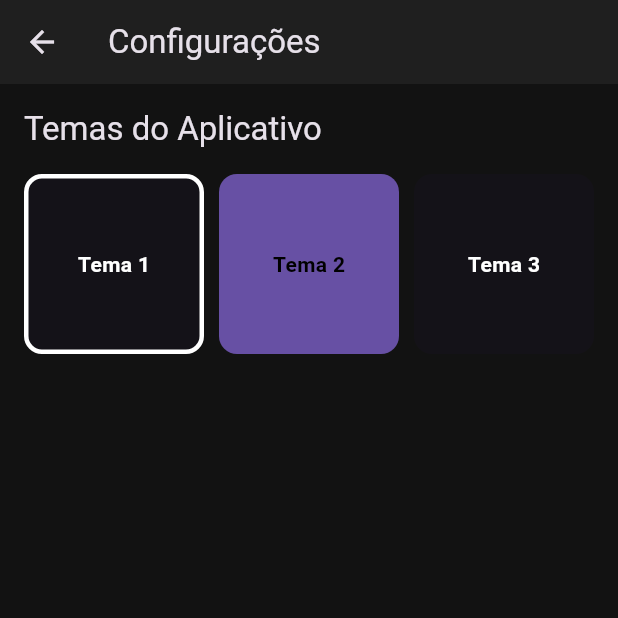
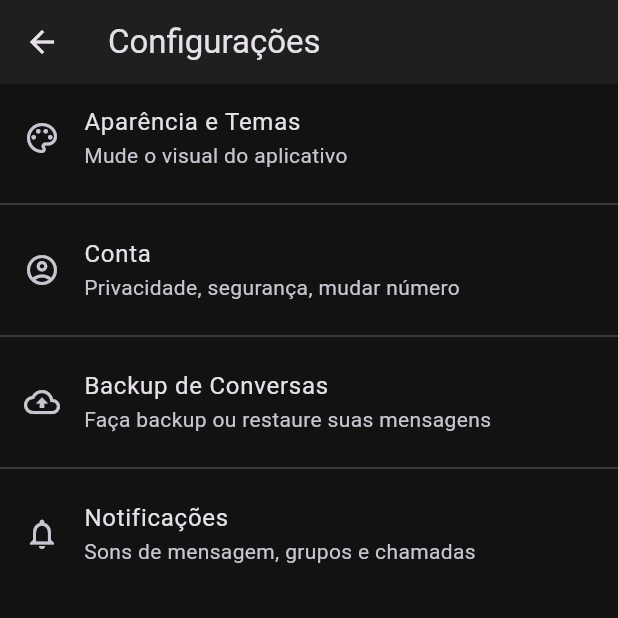
Before and after one commit to Breno2840/Mkwn29582, a Flutter app: the SettingsScreen screen opened directly, on a phone screen of 412 x 824 dp, the top half of it. Run offline on Flutter 3.47's test engine with Material 3 defaults, Android fonts, the phone set to English and light mode, and no system bars; our stand-ins replace shared_preferences, sqflite; missing offline and left inert: encrypt; accounts and stored records are empty.

Commit message:
Atualizar o settings_screen.dart

```diff
--- a/lib/presentation/screens/settings_screen.dart
+++ b/lib/presentation/screens/settings_screen.dart
@@ -1,70 +1,75 @@
 // lib/presentation/screens/settings_screen.dart
 
 import 'package:flutter/material.dart';
-import 'package:provider/provider.dart';
-import 'package:app/core/services/theme_provider.dart';
+import 'package:app/presentation/screens/theme_selection_screen.dart'; // Importa a nova tela
 
 class SettingsScreen extends StatelessWidget {
   const SettingsScreen({super.key});
 
   @override
   Widget build(BuildContext context) {
-    final themeProvider = Provider.of<ThemeProvider>(context);
-
     return Scaffold(
       appBar: AppBar(
         title: const Text('Configurações'),
       ),
-      body: Padding(
-        padding: const EdgeInsets.all(16.0),
-        child: Column(
-          crossAxisAlignment: CrossAxisAlignment.start,
+      // Usamos uma ListView para criar uma lista de opções rolável
+      body: ListView(
         children: [
-            Text(
-              'Temas do Aplicativo',
-              style: Theme.of(context).textTheme.titleLarge,
-            ),
-            const SizedBox(height: 16),
-            // Grid para exibir as opções de tema
-            Expanded(
-              child: GridView.builder(
-                gridDelegate: const SliverGridDelegateWithFixedCrossAxisCount(
-                  crossAxisCount: 3,
-                  crossAxisSpacing: 10,
-                  mainAxisSpacing: 10,
-                ),
-                itemCount: AppThemes.allThemes.length,
-                itemBuilder: (context, index) {
-                  final theme = AppThemes.allThemes[index];
-                  return GestureDetector(
+          // Opção 1: Temas
+          ListTile(
+            leading: const Icon(Icons.palette_outlined),
+            title: const Text('Aparência e Temas'),
+            subtitle: const Text('Mude o visual do aplicativo'),
             onTap: () {
-                      // Ação de trocar o tema
-                      themeProvider.setTheme(theme);
-                    },
-                    child: Container(
-                      decoration: BoxDecoration(
-                        color: theme.primaryColor,
-                        borderRadius: BorderRadius.circular(12),
-                        border: themeProvider.getTheme == theme
-                            ? Border.all(color: Colors.white, width: 3)
-                            : null,
-                      ),
-                      child: Center(
-                        child: Text(
-                          'Tema ${index + 1}',
-                          style: TextStyle(
-                            color: theme.brightness == Brightness.dark ? Colors.white : Colors.black,
-                            fontWeight: FontWeight.bold,
-                          ),
-                        ),
-                      ),
-                    ),
+              // Navega para a tela dedicada à seleção de temas
+              Navigator.of(context).push(
+                MaterialPageRoute(builder: (_) => const ThemeSelectionScreen()),
               );
             },
           ),
+          const Divider(),
+
+          // Opção 2: Conta (Exemplo para o futuro)
+          ListTile(
+            leading: const Icon(Icons.account_circle_outlined),
+            title: const Text('Conta'),
+            subtitle: const Text('Privacidade, segurança, mudar número'),
+            onTap: () {
+              // Ação para a tela de conta (a ser criada no futuro)
+              ScaffoldMessenger.of(context).showSnackBar(
+                const SnackBar(content: Text('Tela de Conta (a ser implementada)')),
+              );
+            },
+          ),
+          const Divider(),
+
+          // Opção 3: Backup (Exemplo para o futuro)
+          ListTile(
+            leading: const Icon(Icons.cloud_upload_outlined),
+            title: const Text('Backup de Conversas'),
+            subtitle: const Text('Faça backup ou restaure suas mensagens'),
+            onTap: () {
+              // Ação para a tela de backup (a ser criada no futuro)
+              ScaffoldMessenger.of(context).showSnackBar(
+                const SnackBar(content: Text('Tela de Backup (a ser implementada)')),
+              );
+            },
+          ),
+          const Divider(),
+
+          // Opção 4: Notificações (Exemplo para o futuro)
+          ListTile(
+            leading: const Icon(Icons.notifications_outlined),
+            title: const Text('Notificações'),
+            subtitle: const Text('Sons de mensagem, grupos e chamadas'),
+            onTap: () {
+              // Ação para a tela de notificações (a ser criada no futuro)
+              ScaffoldMessenger.of(context).showSnackBar(
+                const SnackBar(content: Text('Tela de Notificações (a ser implementada)')),
+              );
+            },
           ),
         ],
-        ),
       ),
     );
   }
```
Lines whose indentation alone changed are shown as unchanged.
